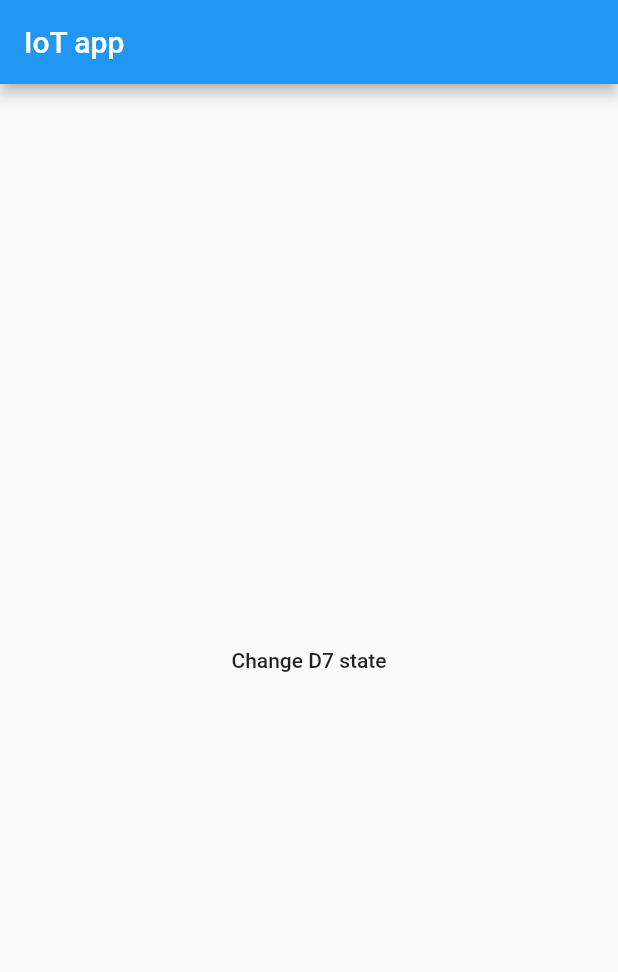
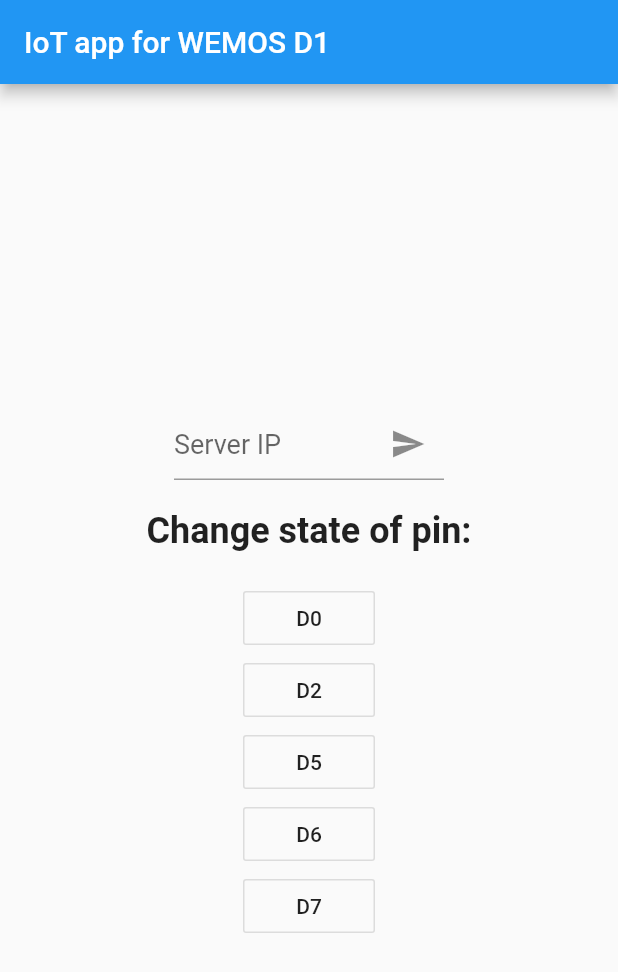
Before and after one commit to Georges47/flutter_iot_app, a Flutter app: the screen it shows after launch, on a phone screen of 412 x 824 dp. Shown: the top 972 px of the screen. Run offline on Flutter 3.47's test engine with Material 2 defaults, Android fonts, the phone set to English and light mode, and no system bars.

Commit message:
Added more pin buttons, some text and a text field for the ip.

```diff
--- a/lib/main.dart
+++ b/lib/main.dart
@@ -5,35 +5,116 @@
   runApp(MyApp());
 }
 
-class MyApp extends StatelessWidget {
+class MyApp extends StatefulWidget {
   // This widget is the root of your application.
 
-  final Map pins = {"D1":1, "D2":16, "D3":5, "D4":4, "D5":14, "D6":12, "D7":13};
+  @override
+  _MyAppState createState() => _MyAppState();
+}
+
+class _MyAppState extends State<MyApp> {
+
+  final Map pins = {"D0":16, "D2":4, "D5":14, "D6":12, "D7":13};
   final List<String> states = ["OFF", "ON"];
+  final textController = TextEditingController();
+  String ip = "";
 
   @override
   Widget build(BuildContext context) {
     return MaterialApp(
       home: Scaffold(
         appBar: AppBar(
-          title: Text('IoT app'),
+          title: Text('IoT app for WEMOS D1'),
         ),
+        resizeToAvoidBottomInset: false,
         body: Center(
-          child: FlatButton(
-            child: Text('Change D7 state'),
-            onPressed: () async {
-              http.Response response = await http.get("http://192.168.0.7/");
-              int ledState = int.parse(response.body);
-              if(ledState == 1) {
-                http.post("http://192.168.0.7/${pins["D7"]}=${states[0]}");
-              } else if(ledState == 0) {
-                http.post("http://192.168.0.7/${pins["D7"]}=${states[1]}");
-              }
-            },
+          child: Column(
+            mainAxisAlignment: MainAxisAlignment.center,
+            crossAxisAlignment: CrossAxisAlignment.center,
+            children: [
+              Container(
+                width: 180.0,
+                margin: EdgeInsets.symmetric(
+                  vertical: 20.0,
+                  horizontal: 0.0,
+                ),
+                child: TextField(
+                  controller: textController,
+                  style: TextStyle(
+                    fontSize: 20.0,
+                  ),
+                  decoration: InputDecoration(
+                    hintText: "Server IP",
+                    hintStyle: TextStyle(
+                      fontSize: 18.0,
+                    ),
+                    suffixIcon: IconButton(
+                      icon: Icon(Icons.send),
+                      onPressed: () {
+                        ip = textController.text;
+                      },
+                    ),
+                  ),
+                ),
+              ),
+              Container(
+                margin: EdgeInsets.fromLTRB(0.0, 0.0, 0.0, 20.0),
+                child: Text(
+                  'Change state of pin:',
+                  style: TextStyle(
+                    fontWeight: FontWeight.bold,
+                    fontSize: 24.0,
+                  ),
+                ),
+              ),
+              OutlineButton(
+                //borderSide: ,
+                child: Text('D0'),
+                onPressed: () async {
+                  sendPost(pins["D0"]);
+                },
+              ),
+              OutlineButton(
+                child: Text('D2'),
+                onPressed: () {
+                  sendPost(pins["D2"]);
+                },
+              ),
+              OutlineButton(
+                child: Text('D5'),
+                onPressed: () {
+                  sendPost(pins["D5"]);
+                },
+              ),
+              OutlineButton(
+                child: Text('D6'),
+                onPressed: () {
+                  sendPost(pins["D6"]);
+                },
+              ),
+              OutlineButton(
+                child: Text('D7'),
+                onPressed: () {
+                  sendPost(pins["D7"]);
+                },
+              ),
+            ],
           ),
         ),
       ),
     );
   }
 
+  void sendPost(int pin) async {
+    if(ip == "") {
+      return;
+    }
+    http.Response response = await http.get("http://$ip/");
+    int pinState = int.parse(response.body);
+    if(pinState == 1) {
+      await http.post("http://$ip/$pin=${states[0]}");
+    } else if(pinState == 0) {
+      await http.post("http://$ip/$pin=${states[1]}");
+    }
+  }
 }
```
